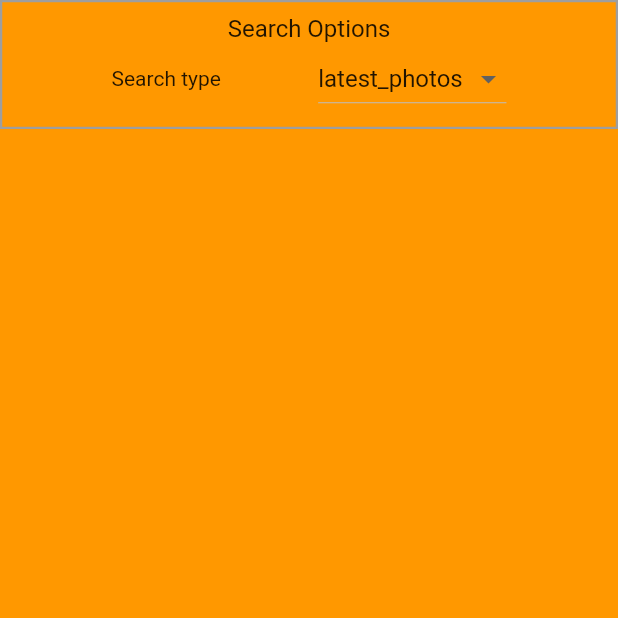
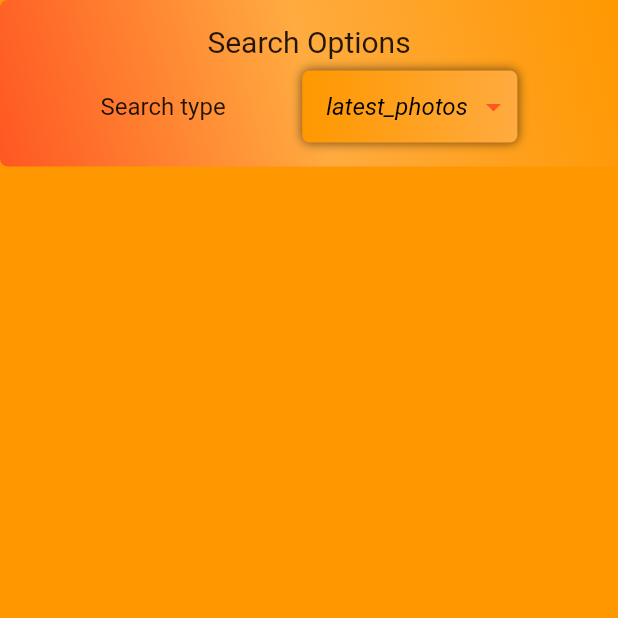
Before and after one commit to ElexandroTorres/Mars-Rovers-Photos, a Flutter app: the RoverPhotosScreen screen opened directly with empty values, on a phone screen of 412 x 824 dp, the top half of it. Run offline on Flutter 3.47's test engine with Material 2 defaults, Android fonts, the phone set to English and light mode, and no system bars; our stand-ins replace flutter_spinkit, photo_view; network calls fail.

Commit message:
adicional changes in the ui for the rover photos screen

```diff
--- a/lib/screens/rover_photos_screen.dart
+++ b/lib/screens/rover_photos_screen.dart
@@ -53,27 +53,51 @@ class _RoverPhotosScreenState extends State<RoverPhotosScreen> {
           children: [
             Container(
               decoration: BoxDecoration(
-                border: Border.all(
-                  color: Colors.grey,
-                  width: 1.5,
-                  style: BorderStyle.solid,
+                gradient: LinearGradient(
+                  colors: [
+                    Colors.orange,
+                    Colors.orangeAccent,
+                    Colors.deepOrange
+                  ],
+                  begin: Alignment.topRight,
+                  end: Alignment.bottomLeft,
                 ),
+                borderRadius: BorderRadius.circular(5),
               ),
               child: Padding(
-                padding: const EdgeInsets.all(8.0),
+                padding: const EdgeInsets.all(16.0),
                 child: Column(
                   children: [
                     const Text(
                       'Search Options',
                       style: TextStyle(
-                        fontSize: 16,
+                        fontSize: 20,
                       ),
                     ),
+                    SizedBox(height: 8),
                     Row(
                       mainAxisAlignment: MainAxisAlignment.spaceEvenly,
                       children: [
-                        const Text('Search type'),
-                        DropdownButton(
+                        const Text(
+                          'Search type',
+                          style: TextStyle(fontSize: 16),
+                        ),
+                        DecoratedBox(
+                          decoration: BoxDecoration(
+                            gradient: LinearGradient(colors: [
+                              Colors.orange,
+                              Colors.orangeAccent,
+                            ]),
+                            borderRadius: BorderRadius.circular(5),
+                            boxShadow: <BoxShadow>[
+                              BoxShadow(
+                                  color: Color.fromRGBO(0, 0, 0, 0.57),
+                                  blurRadius: 5) //blur radius of shadow
+                            ],
+                          ),
+                          child: Padding(
+                            padding: EdgeInsets.only(left: 16, right: 4),
+                            child: DropdownButton(
                               value: _selectedItem,
                               items: _dropDownItens
                                   .map(
@@ -95,6 +119,16 @@ class _RoverPhotosScreenState extends State<RoverPhotosScreen> {
                                       widget.roverManifest.name!, 0);
                                 }
                               },
+                              iconEnabledColor: Colors.deepOrange,
+                              style: TextStyle(
+                                color: Colors.black,
+                                fontSize: 16,
+                                fontStyle: FontStyle.italic,
+                              ),
+                              dropdownColor: Colors.orangeAccent,
+                              underline: Container(),
+                            ),
+                          ),
                         ),
                       ],
                     ),
@@ -172,15 +206,17 @@ class _RoverPhotosScreenState extends State<RoverPhotosScreen> {
               ),
             ),
             roverPhotosViewModel.loadingStatus == LoadingStatus.searching
-                ? Expanded(
+                ? const Expanded(
                     child: Center(
                       child: CircularProgressIndicator(color: Colors.black),
                     ),
                   )
                 : roverPhotosViewModel.loadingStatus == LoadingStatus.empty
-                    ? Container(
+                    ? Center(
+                        child: Container(
                           child: Text(
                               'There are no photos from the rover ${widget.roverManifest.name!} for the Sol selected'),
+                        ),
                       )
                     : Expanded(
                         child: PhotosGrid(
```
Also changed, not shown: lib/screens/select_rover_screen.dart (+13 -27 lines). Lines whose indentation alone changed are shown as unchanged.
